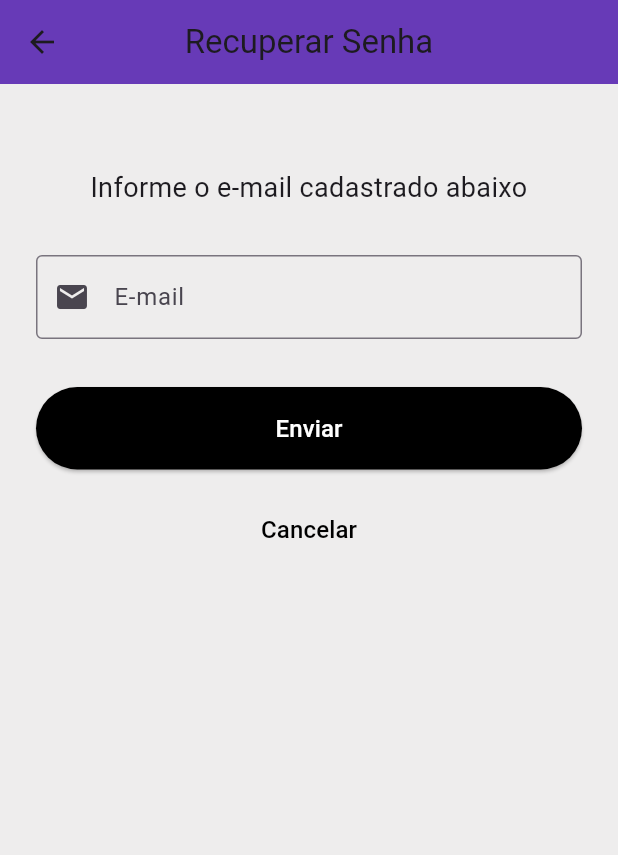
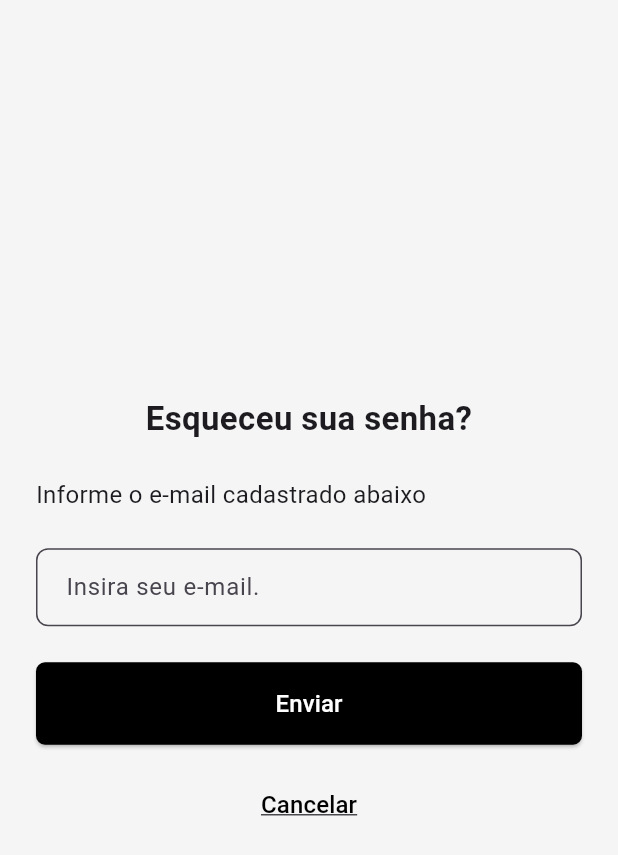
Before and after one commit to VidaRealDoKim/ApkTimeRoom, a Flutter app: the screen it shows after launch, after a tap on "Esqueceu a senha?", on a phone screen of 412 x 824 dp. Shown: the top 855 px of the screen. Run offline on Flutter 3.47's test engine with Material 3 defaults, Android fonts, the phone set to English and light mode, and no system bars.

Commit message:
correção de bugs

```diff
--- a/lib/Login/forget_login.dart
+++ b/lib/Login/forget_login.dart
@@ -4,99 +4,91 @@ class ForgetPassword extends StatefulWidget {
   const ForgetPassword({super.key});
 
   @override
-  State<ForgetPassword> createState() => _ForgetLoginState();
+  State<ForgetPassword> createState() => _ForgetPasswordState();
 }
 
-class _ForgetLoginState extends State<ForgetPassword> {
+class _ForgetPasswordState extends State<ForgetPassword> {
   final TextEditingController emailController = TextEditingController();
 
   void _sendRecoveryEmail() {
     final email = emailController.text;
-
-    // Aqui você pode colocar a lógica para enviar o e-mail de recuperação
     ScaffoldMessenger.of(context).showSnackBar(
       SnackBar(content: Text('E-mail de recuperação enviado para $email')),
     );
   }
 
   @override
-
   Widget build(BuildContext context) {
     return Scaffold(
-      backgroundColor: const Color.fromARGB(255, 238, 237, 237),
-      appBar: AppBar(
-        backgroundColor: Colors.deepPurple,
-        title: const Text('Recuperar Senha'),
-        centerTitle: true,
-      ),
-
-
-      body: Padding(
-        padding: const EdgeInsets.all(24.0),
+      backgroundColor: Colors.grey[100],
+      body: Center(
+        child: SingleChildScrollView(
+          padding: const EdgeInsets.symmetric(horizontal: 24),
           child: Column(
+            mainAxisAlignment: MainAxisAlignment.center,
             crossAxisAlignment: CrossAxisAlignment.stretch,
             children: [
-            const SizedBox(height: 32),
+              const Text(
+                'Esqueceu sua senha?',
+                textAlign: TextAlign.center,
+                style: TextStyle(
+                  fontSize: 22,
+                  fontWeight: FontWeight.bold,
+                ),
+              ),
+              const SizedBox(height: 24),
               const Text(
                 'Informe o e-mail cadastrado abaixo',
-              textAlign: TextAlign.center,
-              style: TextStyle(fontSize: 18),
+                style: TextStyle(fontSize: 16),
               ),
-
-            const SizedBox(height: 32),
+              const SizedBox(height: 24),
               TextField(
                 controller: emailController,
                 keyboardType: TextInputType.emailAddress,
-              decoration: const InputDecoration(
-                labelText: 'E-mail',
-                border: OutlineInputBorder(),
-                prefixIcon: Icon(Icons.email),
+                decoration: InputDecoration(
+                  hintText: 'Insira seu e-mail.',
+                  filled: true,
+                  fillColor: Colors.grey[100],
+                  contentPadding: const EdgeInsets.symmetric(
+                    vertical: 14,
+                    horizontal: 16,
                   ),
-
+                  border: OutlineInputBorder(
+                    borderRadius: BorderRadius.circular(8),
                   ),
-
-            const SizedBox(height: 32),
+                ),
+              ),
+              const SizedBox(height: 24),
               ElevatedButton(
                 onPressed: _sendRecoveryEmail,
-              style:
-
-              ElevatedButton.styleFrom(
+                style: ElevatedButton.styleFrom(
                   backgroundColor: Colors.black,
                   padding: const EdgeInsets.symmetric(vertical: 16),
+                  shape: RoundedRectangleBorder(
+                    borderRadius: BorderRadius.circular(6),
                   ),
-
-              child:
-              const Text('Enviar',
+                ),
+                child: const Text(
+                  'Enviar',
+                  style: TextStyle(fontSize: 16, color: Colors.white),
+                ),
+              ),
+              const SizedBox(height: 16),
+              TextButton(
+                onPressed: () => Navigator.pop(context),
+                child: const Text(
+                  'Cancelar',
                   style: TextStyle(
                     fontSize: 16,
-                  color: Color(0xffffffff),
-                ),
-
-              ),
-
-            ),
-
-            const SizedBox(height: 16),
-            TextButton(
-              onPressed: () {
-                Navigator.pop(context); // Cancela ação
-              },
-              child:
-              const Text('Cancelar',
-                style: TextStyle(
-                fontSize: 16,
-                color: Color(0xff000000),
+                    decoration: TextDecoration.underline,
+                    color: Colors.black,
                   ),
                 ),
-
               ),
             ],
           ),
-
         ),
-
+      ),
     );
-
   }
-
 }
--- a/lib/Login/login_screen.dart
+++ b/lib/Login/login_screen.dart
@@ -69,20 +69,37 @@ class _LoginScreenState extends State<LoginScreen> {
                 controller: emailController,
                 keyboardType: TextInputType.emailAddress,
                 decoration: InputDecoration(
+                    filled: true,
+                   fillColor: Colors.grey[100],
+                    contentPadding: const EdgeInsets.symmetric(
+                      vertical: 14,
+                     horizontal: 16,
+                    ),
+                   border: OutlineInputBorder(
+                      borderRadius: BorderRadius.circular(8),
+                    ),
                   labelText: 'E-mail',
-                  border: OutlineInputBorder(), // Borda do campo
                   prefixIcon: Icon(Icons.email),
                 ),
               ),
               SizedBox(height: 24),
+
 
               // 🔐 Campo de senha
               TextField(
                 controller: senhaController,
                 obscureText: !_mostrarSenha, // Esconde texto
                 decoration: InputDecoration(
+                  filled: true,
+                  fillColor: Colors.grey[100],
+                  contentPadding: const EdgeInsets.symmetric(
+                    vertical: 14,
+                    horizontal: 16,
+                  ),
+                  border: OutlineInputBorder(
+                    borderRadius: BorderRadius.circular(8),
+                  ),
                   labelText: 'Senha',
-                  border: OutlineInputBorder(),
                   prefixIcon: Icon(Icons.lock),
                   suffixIcon: IconButton(
                     icon: Icon(_mostrarSenha
```
Lines whose indentation alone changed are shown as unchanged.
